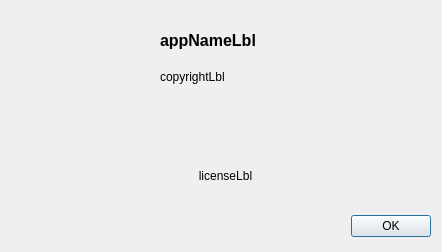
The window that QCodeGen/source/aboutdlg.ui (robdunn4/QSpice) describes before a commit, drawn with Qt 5.
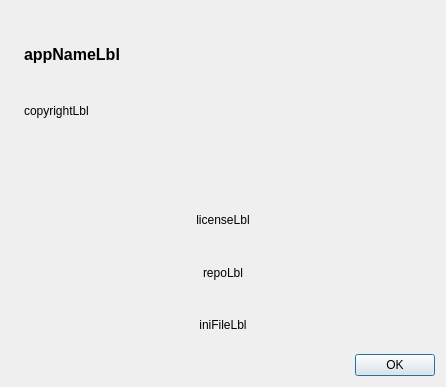
The same window after the commit. Icons and pictures are not drawn.

The edit to the form file:
```diff
--- a/QCodeGen/source/aboutdlg.ui
+++ b/QCodeGen/source/aboutdlg.ui
@@ -6,37 +6,25 @@
    <rect>
     <x>0</x>
     <y>0</y>
-    <width>442</width>
-    <height>252</height>
+    <width>446</width>
+    <height>387</height>
    </rect>
   </property>
   <property name="windowTitle">
    <string>Dialog</string>
   </property>
-  <widget class="QDialogButtonBox" name="buttonBox">
-   <property name="geometry">
-    <rect>
-     <x>20</x>
-     <y>210</y>
-     <width>411</width>
-     <height>32</height>
-    </rect>
-   </property>
-   <property name="orientation">
-    <enum>Qt::Horizontal</enum>
-   </property>
-   <property name="standardButtons">
-    <set>QDialogButtonBox::Ok</set>
-   </property>
-  </widget>
+  <layout class="QVBoxLayout" name="verticalLayout_5">
+   <item>
+    <layout class="QVBoxLayout" name="verticalLayout_4">
+     <item>
+      <layout class="QHBoxLayout" name="horizontalLayout_2">
+       <item>
   <widget class="QLabel" name="iconLbl">
-   <property name="geometry">
-    <rect>
-     <x>10</x>
-     <y>0</y>
-     <width>141</width>
-     <height>151</height>
-    </rect>
+         <property name="sizePolicy">
+          <sizepolicy hsizetype="Fixed" vsizetype="Fixed">
+           <horstretch>0</horstretch>
+           <verstretch>0</verstretch>
+          </sizepolicy>
    </property>
    <property name="text">
     <string/>
@@ -45,15 +33,11 @@
     <pixmap resource="resources.qrc">:/images/resources/TAE_Logo_128x128.png</pixmap>
    </property>
   </widget>
+       </item>
+       <item>
+        <layout class="QVBoxLayout" name="verticalLayout_3">
+         <item>
   <widget class="QLabel" name="appNameLbl">
-   <property name="geometry">
-    <rect>
-     <x>160</x>
-     <y>20</y>
-     <width>271</width>
-     <height>41</height>
-    </rect>
-   </property>
    <property name="font">
     <font>
      <pointsize>12</pointsize>
@@ -64,15 +48,9 @@
     <string>appNameLbl</string>
    </property>
   </widget>
+         </item>
+         <item>
   <widget class="QLabel" name="copyrightLbl">
-   <property name="geometry">
-    <rect>
-     <x>160</x>
-     <y>70</y>
-     <width>271</width>
-     <height>51</height>
-    </rect>
-   </property>
    <property name="font">
     <font>
      <pointsize>9</pointsize>
@@ -88,15 +66,17 @@
     <bool>false</bool>
    </property>
   </widget>
+         </item>
+        </layout>
+       </item>
+      </layout>
+     </item>
+     <item>
+      <layout class="QVBoxLayout" name="verticalLayout_2">
+       <item>
+        <layout class="QVBoxLayout" name="verticalLayout">
+         <item>
   <widget class="QLabel" name="licenseLbl">
-   <property name="geometry">
-    <rect>
-     <x>20</x>
-     <y>150</y>
-     <width>411</width>
-     <height>51</height>
-    </rect>
-   </property>
    <property name="text">
     <string>licenseLbl</string>
    </property>
@@ -113,6 +93,76 @@
     <bool>true</bool>
    </property>
   </widget>
+         </item>
+         <item>
+          <widget class="QLabel" name="repoLbl">
+           <property name="text">
+            <string>repoLbl</string>
+           </property>
+           <property name="textFormat">
+            <enum>Qt::AutoText</enum>
+           </property>
+           <property name="alignment">
+            <set>Qt::AlignCenter</set>
+           </property>
+           <property name="wordWrap">
+            <bool>true</bool>
+           </property>
+           <property name="openExternalLinks">
+            <bool>true</bool>
+           </property>
+          </widget>
+         </item>
+         <item>
+          <widget class="QLabel" name="iniFileLbl">
+           <property name="text">
+            <string>iniFileLbl</string>
+           </property>
+           <property name="alignment">
+            <set>Qt::AlignCenter</set>
+           </property>
+           <property name="wordWrap">
+            <bool>true</bool>
+           </property>
+           <property name="openExternalLinks">
+            <bool>true</bool>
+           </property>
+          </widget>
+         </item>
+        </layout>
+       </item>
+       <item>
+        <layout class="QHBoxLayout" name="horizontalLayout">
+         <item>
+          <spacer name="horizontalSpacer">
+           <property name="orientation">
+            <enum>Qt::Horizontal</enum>
+           </property>
+           <property name="sizeHint" stdset="0">
+            <size>
+             <width>40</width>
+             <height>20</height>
+            </size>
+           </property>
+          </spacer>
+         </item>
+         <item>
+          <widget class="QDialogButtonBox" name="buttonBox">
+           <property name="orientation">
+            <enum>Qt::Horizontal</enum>
+           </property>
+           <property name="standardButtons">
+            <set>QDialogButtonBox::Ok</set>
+           </property>
+          </widget>
+         </item>
+        </layout>
+       </item>
+      </layout>
+     </item>
+    </layout>
+   </item>
+  </layout>
  </widget>
  <resources>
   <include location="resources.qrc"/>
```
Lines whose indentation alone changed are shown as unchanged.
